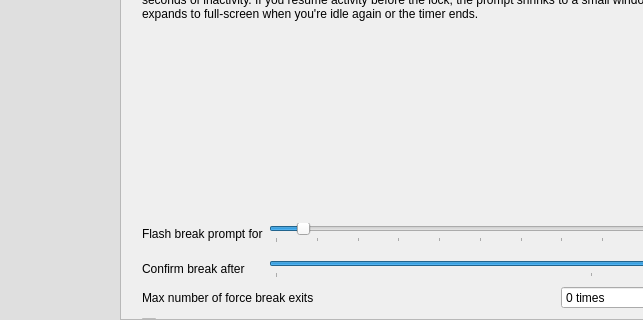
Old version of the form src/app/pref-window.ui in the repository AllanChain/sane-break; both pictures show x 0 to 643 and y 280 to 600 of the 800 by 600 pixel window.
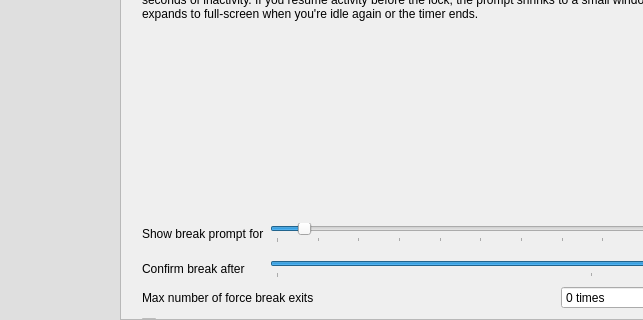
New version of the form. The open tabs and pages were chosen to show the change. Icons and pictures are not drawn. Custom widgets are drawn as their Qt base class.

Commit message:
reword "Flash" -> "Show" in pref window
As suggested by @baschi29 in Weblate comments

Diff of the .ui file:
```diff
--- a/src/app/pref-window.ui
+++ b/src/app/pref-window.ui
@@ -592,7 +592,7 @@
                  <string extracomment="Tooltip for &quot;Flash break prompt for&quot; config">Time in seconds before forcing break after work reminder appears.</string>
                 </property>
                 <property name="text">
-                 <string>Flash break prompt for</string>
+                 <string>Show break prompt for</string>
                 </property>
                </widget>
               </item>
```
The commit also changes 10 other files.
